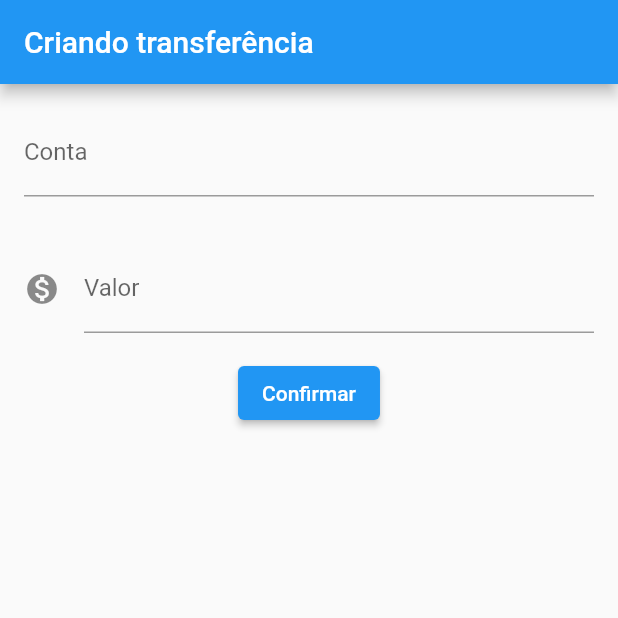
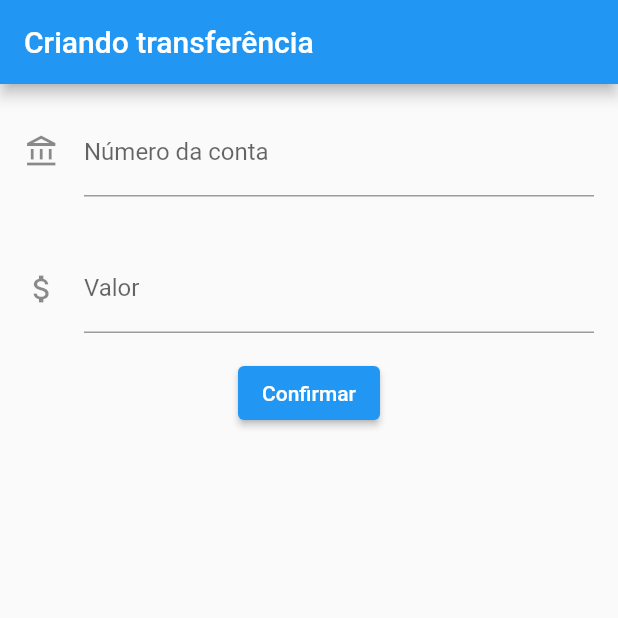
Before and after one commit to 88gm/flutter-bytebank, a Flutter app: the screen it shows after launch, after a tap on "Confirmar", on a phone screen of 412 x 824 dp, the top half of it. Run offline on Flutter 3.47's test engine with Material 2 defaults, Android fonts, the phone set to English and light mode, and no system bars.

Commit message:
Refatoração, padronização de componentes reutilizáveis

```diff
--- a/lib/main.dart
+++ b/lib/main.dart
@@ -23,55 +23,64 @@ class FormularioTransferencia extends StatelessWidget {
         appBar: AppBar(title: const Text('Criando transferência')),
         body: Column(
           children: [
-            Padding(
-              padding: const EdgeInsets.all(16.0),
-              child: TextField(
-                controller: _controladorCampoNrConta,
-                style: const TextStyle(
-                  fontSize: 16.0,
-                ),
-                decoration: const InputDecoration(
-                  labelText: 'Conta',
-                  hintText: '0000',
-                ),
-                keyboardType: TextInputType.number,
-              ),
+            Editor(
+              controlador: _controladorCampoNrConta,
+              rotulo: "Número da conta",
+              dica: "0000",
+              icone: Icons.account_balance_outlined
             ),
-            Padding(
-              padding: const EdgeInsets.all(16.0),
-              child: TextField(
-                controller: _controladorCampoValor,
-                style: const TextStyle(
-                  fontSize: 16.0,
-                ),
-                decoration: const InputDecoration(
-                  icon: Icon(Icons.monetization_on),
-                  labelText: 'Valor',
-                  hintText: '0.00',
-                ),
-                keyboardType: TextInputType.number,
-              ),
+            Editor(
+              controlador: _controladorCampoValor,
+              rotulo: "Valor",
+              dica: "0.00",
+              icone: Icons.attach_money
             ),
             ElevatedButton(
-              onPressed: () {
-                final int? numeroConta =
-                int.tryParse(_controladorCampoNrConta.text);
-                final double? valor =
-                double.tryParse(_controladorCampoValor.text);
-
-                if (numeroConta != null && valor != null) {
-                  final transferenciaCriada = Transferencia(valor, numeroConta);
-                  ScaffoldMessenger.of(context).showSnackBar(
-                      SnackBar(
-                        content: Text('$transferenciaCriada'),
-                      )
-                  );
-                }
-              },
+              onPressed: () => _criaTransferencia(),
               child: const Text('Confirmar'),
             ),
           ],
         ));
+  }
+
+  void _criaTransferencia() {
+    final int? numeroConta =
+        int.tryParse(_controladorCampoNrConta.text);
+    final double? valor =
+        double.tryParse(_controladorCampoValor.text);
+    if (numeroConta != null && valor != null) {
+      final transferenciaCriada = Transferencia(valor, numeroConta);
+      debugPrint('$transferenciaCriada');
+     }
+  }
+}
+
+class Editor extends StatelessWidget {
+  final TextEditingController? controlador;
+  final String? rotulo;
+  final String? dica;
+  final IconData? icone;
+
+  Editor({this.controlador, this.rotulo, this.dica, this.icone});
+
+
+  @override
+  Widget build(BuildContext context) {
+    return Padding(
+      padding: const EdgeInsets.all(16.0),
+      child: TextField(
+        controller: controlador,
+        style: const TextStyle(
+          fontSize: 16.0,
+        ),
+        decoration: InputDecoration(
+          icon: icone != null ? Icon(icone) : null,
+          labelText: rotulo,
+          hintText: dica,
+        ),
+        keyboardType: TextInputType.number,
+      ),
+    );
   }
 }
 
```
